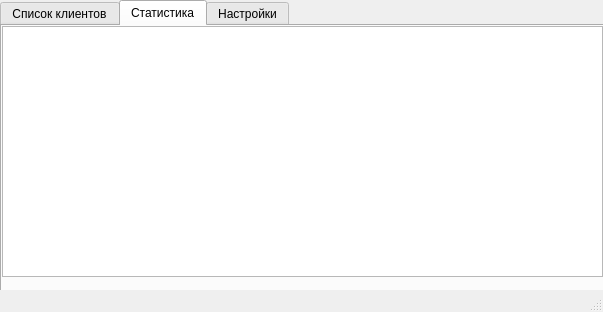
KTo1/qt-with-db, file lesson-06/server/views/server_gui.ui: the form before one commit.
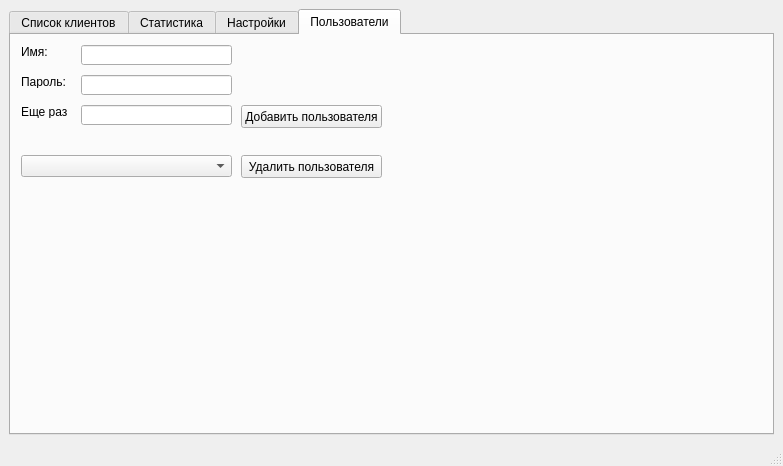
The form after the commit.

Commit message: Переделал таблицу пользователей, доработал форму

```diff
--- a/lesson-06/server/views/server_gui.ui
+++ b/lesson-06/server/views/server_gui.ui
@@ -6,25 +6,19 @@
    <rect>
     <x>0</x>
     <y>0</y>
-    <width>603</width>
-    <height>312</height>
+    <width>783</width>
+    <height>466</height>
    </rect>
   </property>
   <property name="windowTitle">
    <string>Monsterchat server</string>
   </property>
   <widget class="QWidget" name="centralwidget">
+   <layout class="QGridLayout" name="gridLayout">
+    <item row="0" column="0">
    <widget class="QTabWidget" name="tabWidget">
-    <property name="geometry">
-     <rect>
-      <x>0</x>
-      <y>0</y>
-      <width>661</width>
-      <height>301</height>
-     </rect>
-    </property>
     <property name="currentIndex">
-     <number>1</number>
+       <number>3</number>
     </property>
     <widget class="QWidget" name="liat">
      <attribute name="title">
@@ -45,16 +39,11 @@
      <attribute name="title">
       <string>Статистика</string>
      </attribute>
-     <widget class="QTableView" name="table_users_stat">
-      <property name="geometry">
-       <rect>
-        <x>0</x>
-        <y>0</y>
-        <width>601</width>
-        <height>251</height>
-       </rect>
-      </property>
-     </widget>
+       <layout class="QGridLayout" name="gridLayout_3">
+        <item row="0" column="0">
+         <widget class="QTableView" name="table_users_stat"/>
+        </item>
+       </layout>
     </widget>
     <widget class="QWidget" name="options">
      <attribute name="title">
@@ -166,7 +155,122 @@
       </property>
      </widget>
     </widget>
-   </widget>
+      <widget class="QWidget" name="Users">
+       <attribute name="title">
+        <string>Пользователи</string>
+       </attribute>
+       <widget class="QPushButton" name="pushButton_add_user">
+        <property name="geometry">
+         <rect>
+          <x>230</x>
+          <y>70</y>
+          <width>141</width>
+          <height>23</height>
+         </rect>
+        </property>
+        <property name="text">
+         <string>Добавить пользователя</string>
+        </property>
+       </widget>
+       <widget class="QPushButton" name="pushButton_del_user">
+        <property name="geometry">
+         <rect>
+          <x>230</x>
+          <y>120</y>
+          <width>141</width>
+          <height>23</height>
+         </rect>
+        </property>
+        <property name="text">
+         <string>Удалить пользователя</string>
+        </property>
+       </widget>
+       <widget class="QComboBox" name="comboBox_users">
+        <property name="geometry">
+         <rect>
+          <x>10</x>
+          <y>120</y>
+          <width>211</width>
+          <height>22</height>
+         </rect>
+        </property>
+       </widget>
+       <widget class="QLabel" name="label_5">
+        <property name="geometry">
+         <rect>
+          <x>10</x>
+          <y>10</y>
+          <width>47</width>
+          <height>13</height>
+         </rect>
+        </property>
+        <property name="text">
+         <string>Имя:</string>
+        </property>
+       </widget>
+       <widget class="QLabel" name="label_6">
+        <property name="geometry">
+         <rect>
+          <x>10</x>
+          <y>40</y>
+          <width>47</width>
+          <height>13</height>
+         </rect>
+        </property>
+        <property name="text">
+         <string>Пароль:</string>
+        </property>
+       </widget>
+       <widget class="QLabel" name="label_7">
+        <property name="geometry">
+         <rect>
+          <x>10</x>
+          <y>70</y>
+          <width>47</width>
+          <height>13</height>
+         </rect>
+        </property>
+        <property name="text">
+         <string>Еще раз:</string>
+        </property>
+        <property name="textFormat">
+         <enum>Qt::PlainText</enum>
+        </property>
+       </widget>
+       <widget class="QLineEdit" name="lineEdit_user_name">
+        <property name="geometry">
+         <rect>
+          <x>70</x>
+          <y>10</y>
+          <width>151</width>
+          <height>20</height>
+         </rect>
+        </property>
+       </widget>
+       <widget class="QLineEdit" name="lineEdit_pwd">
+        <property name="geometry">
+         <rect>
+          <x>70</x>
+          <y>40</y>
+          <width>151</width>
+          <height>20</height>
+         </rect>
+        </property>
+       </widget>
+       <widget class="QLineEdit" name="lineEdit_pwd2">
+        <property name="geometry">
+         <rect>
+          <x>70</x>
+          <y>70</y>
+          <width>151</width>
+          <height>20</height>
+         </rect>
+        </property>
+       </widget>
+      </widget>
+     </widget>
+    </item>
+   </layout>
   </widget>
   <widget class="QMenuBar" name="menubar">
    <property name="geometry">
```
Left out of the diff: 17 changed lines with no effect on the pictures. Lines whose indentation alone changed are shown as unchanged. The commit also changes 5 other files.
